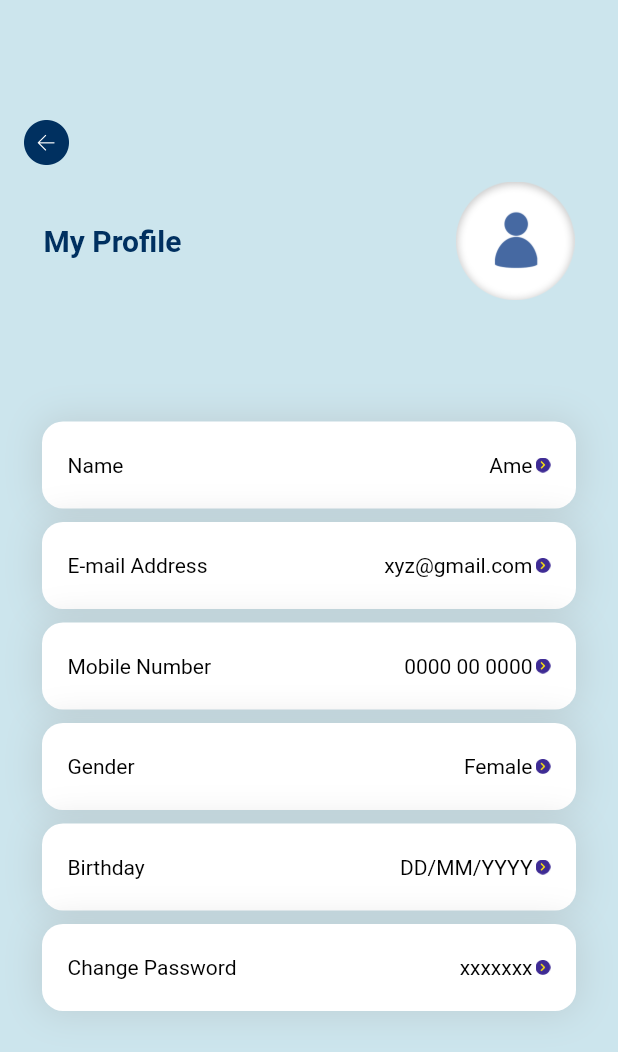
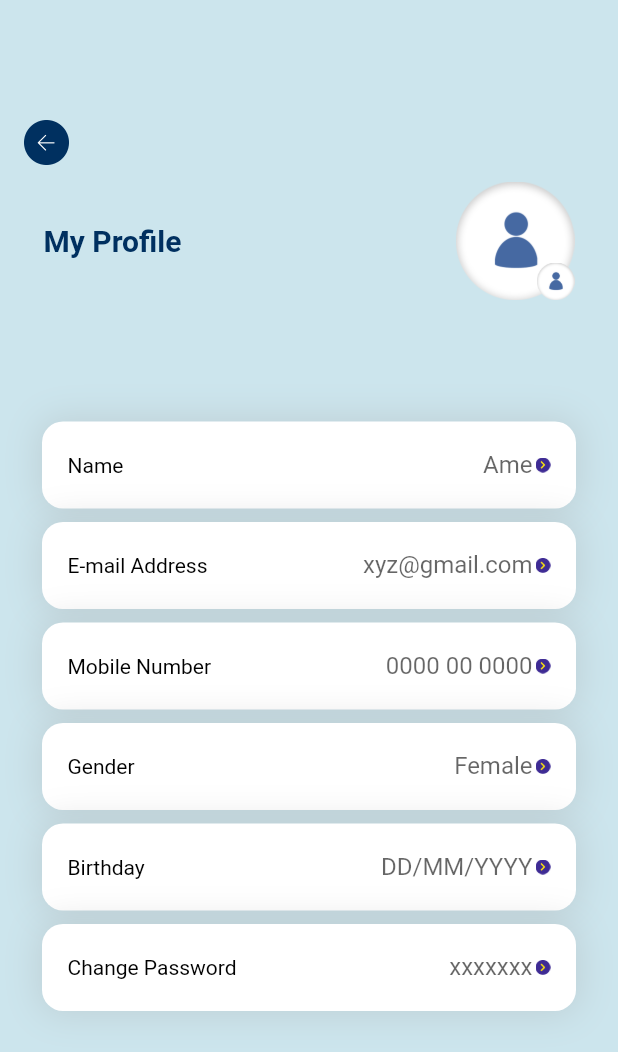
Before and after one commit to rinkuniks/flygrs-flutter, a Flutter app: the EditProfileView screen opened by its route, on a phone screen of 412 x 824 dp. Shown: the top 1052 px of the screen. Run offline on Flutter 3.47's test engine with Material 2 defaults, Android fonts, the phone set to English and light mode, and no system bars; our stand-ins replace flutter_rating_bar, flutter_svg, syncfusion_flutter_datepicker; missing offline and left inert: flutter_share; Roboto replaces fonts that are missing (Poppins).

```diff
--- a/lib/res/components/ProfileShadowView.dart
+++ b/lib/res/components/ProfileShadowView.dart
@@ -1,5 +1,6 @@
 import 'package:flutter/material.dart';
 import 'package:flygrs/Utils/res/colors.dart';
+import 'package:flygrs/res/components/AppTextField.dart';
 class ProfileShadowView extends StatefulWidget {
   const ProfileShadowView({
     super.key,
@@ -43,14 +44,36 @@ class _ProfileShadowViewState extends State<ProfileShadowView> {
             Row(
               mainAxisAlignment: MainAxisAlignment.spaceBetween,
               children: [
-                Text(
-                  '${widget.title2}',
-                  style: TextStyle(
-                      fontFamily: 'Poppins',
-                      fontSize: 14,
-                      fontWeight: FontWeight.w400,
-                      color: AppColors.black),
+                SizedBox(
+                  width: 120,
+                  child: Directionality(
+                    textDirection: TextDirection.rtl,
+                    child: TextField(
+                      textAlign: TextAlign.right,
+                      decoration: InputDecoration(
+
+                        border: InputBorder.none,
+                        labelText: '${widget.title2}',
+                        hintText: '${widget.title2}',
+                        hintStyle: const TextStyle(
+                            fontFamily: 'Poppins',
+                            fontSize: 14,
+                            fontWeight: FontWeight.w400,
+                            color: AppColors.black),
+                      ),
+                      keyboardType: TextInputType.emailAddress,
+                    ),
+                  )
+
                 ),
+                // Text(
+                //   '${widget.title2}',
+                //   style: TextStyle(
+                //       fontFamily: 'Poppins',
+                //       fontSize: 14,
+                //       fontWeight: FontWeight.w400,
+                //       color: AppColors.black),
+                // ),
                 SizedBox(width: 2,),
                 Image.asset(
                   'assets/images/arrow.png',
--- a/lib/view/account/editProfile.dart
+++ b/lib/view/account/editProfile.dart
@@ -30,10 +30,20 @@ class _EditProfileViewState extends State<EditProfileView> {
                       fontWeight: FontWeight.w600,
                       color: AppColors.primaryBackgroundColor),
                 ),
-                Image.asset(
-                  'assets/images/profile.png',
-                  height: 79,
-                  width: 79,
+                Stack(
+                  alignment: Alignment.bottomRight,
+                  children: [
+                    Image.asset(
+                      'assets/images/profile.png',
+                      height: 79,
+                      width: 79,
+                    ),
+                    Image.asset(
+                      'assets/images/profile.png',
+                      height: 25,
+                      width: 25,
+                    ),
+                  ],
                 ),
               ],
             ),
--- a/lib/view/booking/onGoing_screen.dart
+++ b/lib/view/booking/onGoing_screen.dart
@@ -249,12 +249,15 @@ class _OnGoingScreenState extends State<OnGoingScreen> {
                       onTap: () {
                         Navigator.pop(context);
                       },
+                      child: Padding(
+                        padding: const EdgeInsets.all(15.0),
                         child: Text(
                           "Cancel",
                           style: TextStyle(
                               color: AppColors.white,
                               fontWeight: FontWeight.w400,
                               fontSize: 16),
+                        ),
                       ),
                     ),
                     Image.asset("assets/images/line.png"),
@@ -265,12 +268,15 @@ class _OnGoingScreenState extends State<OnGoingScreen> {
                            Navigator.pushNamed(context, RouteName.rideCompleted);
                          });
                       },
+                      child: Padding(
+                        padding: const EdgeInsets.all(15.0),
                         child: Text(
                           "Done",
                           style: TextStyle(
                               color: AppColors.white,
                               fontWeight: FontWeight.w400,
                               fontSize: 16),
+                        ),
                       ),
                     )
                   ],
```
Also changed, not shown: lib/view/preAuth/signupLoginView.dart (+13 -5 lines), lib/view/rideCompleted/rideCompletedView.dart (+9 -0 lines), assets/images/selectedCheckbox.png (added). Lines whose indentation alone changed are shown as unchanged.
